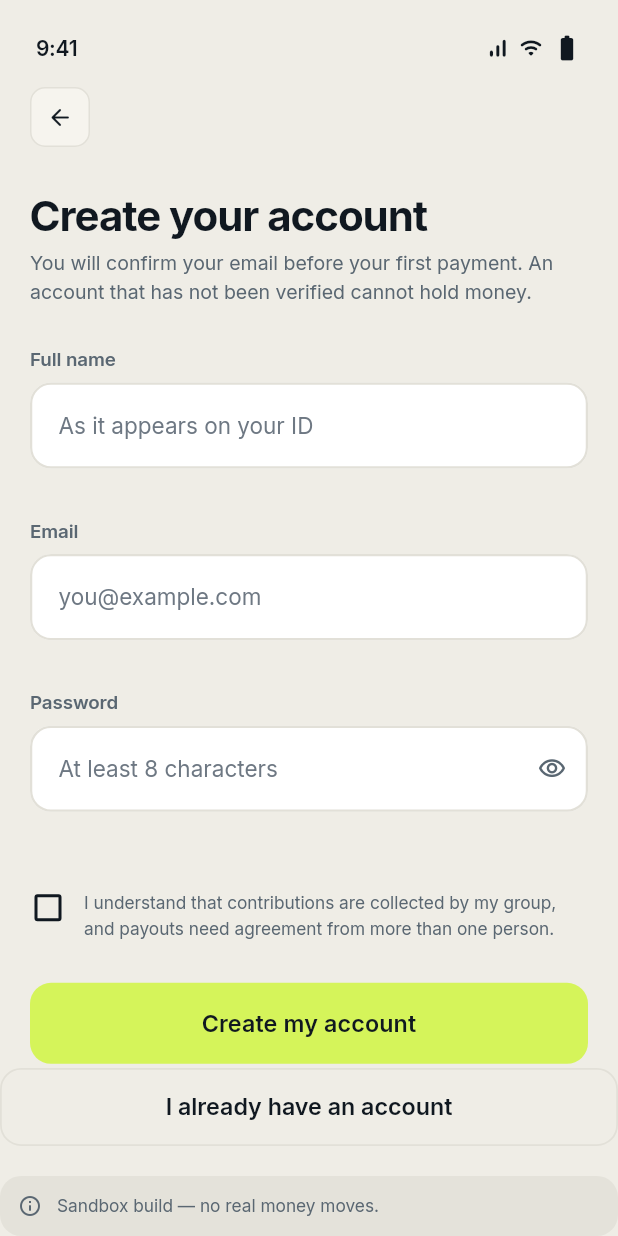
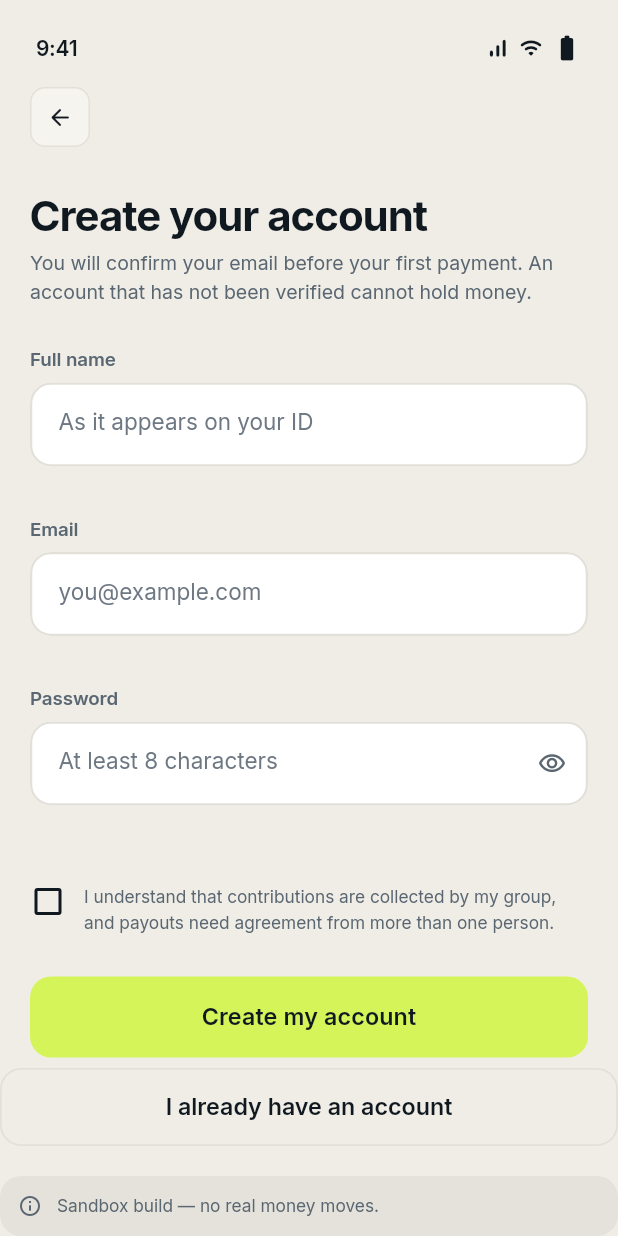
Before and after one commit to basgenix4u/KOLO-cooperative, a Flutter app: the RegisterScreen screen opened by its route, on a phone screen of 412 x 824 dp. Run offline on Flutter 3.47's test engine with Material 3 defaults, Android fonts, the phone set to English and light mode, and no system bars; our stand-ins replace app_links, dio, flutter_riverpod, flutter_secure_storage, go_router, shared_preferences; accounts and stored records are empty; network calls fail.

Commit message:
Rebuild the auth field and frame to the design's field and heading metrics

```diff
--- a/mobile/lib/features/auth/screens/auth_scaffold.dart
+++ b/mobile/lib/features/auth/screens/auth_scaffold.dart
@@ -157,9 +157,12 @@ class _Wordmark extends StatelessWidget {
   }
 }
 
-/// A labelled field with the app's own label instead of Material's floating
-/// label. Floating labels slide over the value as it is typed, which is the
-/// opposite of what someone entering a password wants to look at.
+/// A labelled field, drawn as the design draws it.
+///
+/// The label sits above the box and never floats: a label that moves out of the
+/// way is a label the member has to re-find. The box itself is a plain
+/// container so its height is exactly the design's, with none of Material's
+/// reserved helper and counter slots inflating the block.
 class KoloField extends StatelessWidget {
   const KoloField({
     super.key,
@@ -209,13 +212,6 @@ class KoloField extends StatelessWidget {
   @override
   Widget build(BuildContext context) {
     final c = context.colors;
-    final radius = BorderRadius.circular(KoloRadius.md);
-
-    OutlineInputBorder border(Color colour, double width) => OutlineInputBorder(
-          borderRadius: radius,
-          borderSide: BorderSide(color: colour, width: width),
-        );
-
     return Padding(
       padding: const EdgeInsets.only(bottom: 16),
       child: Column(
@@ -254,9 +250,9 @@ class KoloField extends StatelessWidget {
               color: enabled ? c.text : c.textFaint,
             ),
             decoration: InputDecoration(
-              isDense: true,
+              isCollapsed: true,
               filled: true,
-              fillColor: c.surfaceRaised,
+              fillColor: enabled ? c.surfaceRaised : c.surfaceSunken,
               hintText: hint,
               hintStyle: TextStyle(
                 fontFamily: KoloType.family,
@@ -265,38 +261,44 @@ class KoloField extends StatelessWidget {
                 color: c.textFaint,
               ),
               helperText: helper,
-              helperMaxLines: 2,
               helperStyle: TextStyle(
                 fontFamily: KoloType.family,
                 fontSize: 11.5,
                 height: 1.45,
                 color: c.textFaint,
               ),
-              prefixIcon: prefix,
-              suffixIcon: suffix,
-              contentPadding: EdgeInsets.symmetric(
-                horizontal: 15,
-                vertical: height / 2 - fontSize * 0.72,
-              ),
-              constraints: BoxConstraints(minHeight: height),
-              floatingLabelBehavior: FloatingLabelBehavior.never,
-              border: border(c.hairline, 1.5),
-              enabledBorder: border(c.hairline, 1.5),
-              focusedBorder: border(c.accentText, 1.5),
-              errorBorder: border(c.failed, 1.5),
-              focusedErrorBorder: border(c.failed, 1.5),
               errorStyle: TextStyle(
                 fontFamily: KoloType.family,
                 fontSize: 12,
                 fontWeight: FontWeight.w600,
                 color: c.failed,
               ),
+              prefixIcon: prefix,
+              prefixIconConstraints: const BoxConstraints(minWidth: 0, minHeight: 0),
+              suffixIcon: suffix,
+              suffixIconConstraints: const BoxConstraints(minWidth: 0, minHeight: 0),
+              contentPadding: EdgeInsets.symmetric(
+                horizontal: 15,
+                vertical: (height - fontSize * 1.3) / 2,
+              ),
+              constraints: BoxConstraints.tightFor(height: height),
+              isDense: true,
+              border: _border(c.hairline),
+              enabledBorder: _border(c.hairline),
+              focusedBorder: _border(c.accentText),
+              errorBorder: _border(c.failed),
+              focusedErrorBorder: _border(c.failed),
             ),
           ),
         ],
       ),
     );
   }
+
+  OutlineInputBorder _border(Color colour) => OutlineInputBorder(
+        borderRadius: BorderRadius.circular(KoloRadius.md),
+        borderSide: BorderSide(color: colour, width: 1.5),
+      );
 }
 
 /// Error text that reads as a sentence, not a code.
```
Also changed, not shown: 3 other files.
